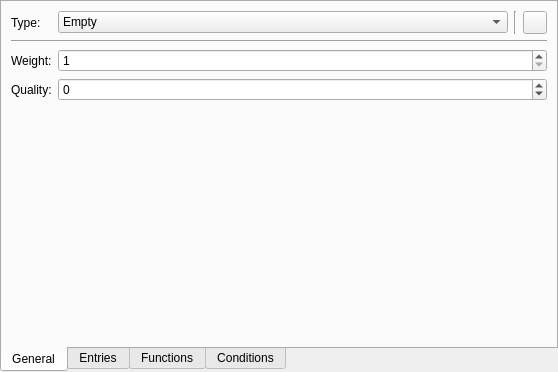
The window that src/loottableentry.ui (IoeCmcomc/MCDatapacker) describes before a commit, drawn with Qt 5.
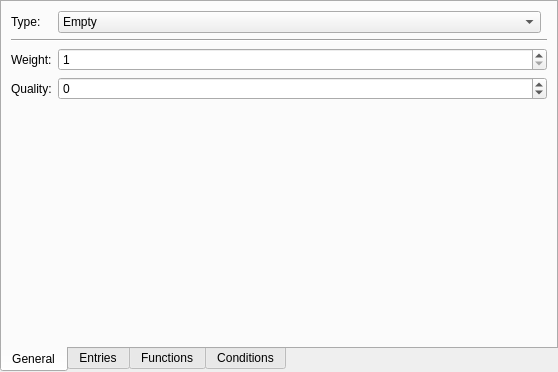
The same window after the commit. Icons and pictures are not drawn. Custom widgets are drawn as their Qt base class.

Commit message: [Impl] Remove delete buttons on LootTableEntry, LootTableFunction and MCRPredCondition

Patch:
```diff
--- a/src/loottableentry.ui
+++ b/src/loottableentry.ui
@@ -24,10 +24,10 @@
     <string>General</string>
    </attribute>
    <layout class="QGridLayout" name="gridLayout_3">
-    <item row="2" column="0">
-     <widget class="QLabel" name="label_3">
+    <item row="0" column="0">
+     <widget class="QLabel" name="label">
       <property name="text">
-       <string>Weight:</string>
+       <string>Type:</string>
       </property>
      </widget>
     </item>
@@ -71,28 +71,51 @@
       </item>
      </widget>
     </item>
-    <item row="0" column="0">
-     <widget class="QLabel" name="label">
+    <item row="3" column="0">
+     <widget class="QLabel" name="qualityLabel">
+      <property name="toolTip">
+       <string>Bonus weight from luck.</string>
+      </property>
       <property name="text">
-       <string>Type:</string>
+       <string>Quality:</string>
       </property>
      </widget>
     </item>
-    <item row="0" column="2">
-     <widget class="Line" name="line_2">
-      <property name="orientation">
-       <enum>Qt::Vertical</enum>
+    <item row="2" column="1" colspan="2">
+     <widget class="QSpinBox" name="weightSpin">
+      <property name="minimum">
+       <number>1</number>
       </property>
+      <property name="maximum">
+       <number>999</number>
+      </property>
      </widget>
     </item>
-    <item row="1" column="0" colspan="4">
+    <item row="3" column="1" colspan="2">
+     <widget class="QSpinBox" name="qualitySpin">
+      <property name="minimum">
+       <number>-999</number>
+      </property>
+      <property name="maximum">
+       <number>999</number>
+      </property>
+     </widget>
+    </item>
+    <item row="1" column="0" colspan="3">
      <widget class="Line" name="line">
       <property name="orientation">
        <enum>Qt::Horizontal</enum>
       </property>
      </widget>
     </item>
-    <item row="4" column="0" colspan="4">
+    <item row="2" column="0">
+     <widget class="QLabel" name="label_3">
+      <property name="text">
+       <string>Weight:</string>
+      </property>
+     </widget>
+    </item>
+    <item row="4" column="0" colspan="3">
      <widget class="QStackedWidget" name="stackedWidget">
       <property name="currentIndex">
        <number>0</number>
@@ -228,47 +251,6 @@
       </widget>
      </widget>
     </item>
-    <item row="2" column="1" colspan="3">
-     <widget class="QSpinBox" name="weightSpin">
-      <property name="minimum">
-       <number>1</number>
-      </property>
-      <property name="maximum">
-       <number>999</number>
-      </property>
-     </widget>
-    </item>
-    <item row="3" column="0">
-     <widget class="QLabel" name="qualityLabel">
-      <property name="toolTip">
-       <string>Bonus weight from luck.</string>
-      </property>
-      <property name="text">
-       <string>Quality:</string>
-      </property>
-     </widget>
-    </item>
-    <item row="3" column="1" colspan="3">
-     <widget class="QSpinBox" name="qualitySpin">
-      <property name="minimum">
-       <number>-999</number>
-      </property>
-      <property name="maximum">
-       <number>999</number>
-      </property>
-     </widget>
-    </item>
-    <item row="0" column="3">
-     <widget class="QToolButton" name="deleteButton">
-      <property name="text">
-       <string/>
-      </property>
-      <property name="icon">
-       <iconset resource="../resource/app/app.qrc">
-        <normaloff>:/icon/delete.png</normaloff>:/icon/delete.png</iconset>
-      </property>
-     </widget>
-    </item>
    </layout>
   </widget>
   <widget class="QWidget" name="entries">
@@ -360,6 +342,12 @@
   </widget>
  </widget>
  <customwidgets>
+  <customwidget>
+   <class>MCRInvSlot</class>
+   <extends>QFrame</extends>
+   <header>mcrinvslot.h</header>
+   <container>1</container>
+  </customwidget>
   <customwidget>
    <class>TrueFalseBox</class>
    <extends>QCheckBox</extends>
@@ -371,12 +359,6 @@
    <header location="global">datawidgetinterface.h</header>
    <container>1</container>
   </customwidget>
-  <customwidget>
-   <class>MCRInvSlot</class>
-   <extends>QFrame</extends>
-   <header>mcrinvslot.h</header>
-   <container>1</container>
-  </customwidget>
  </customwidgets>
  <resources>
   <include location="../resource/app/app.qrc"/>
```
Left out of the diff: 4 changed lines with no effect on the pictures. The commit also changes 7 other files.
